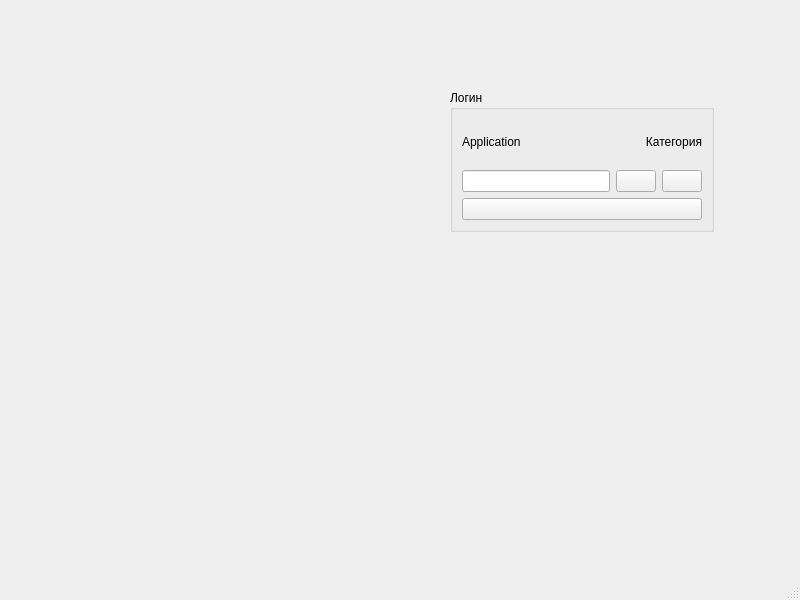
Qt form src/SKeyPassword/ui/test.ui (Syricoff/SKeyPassword) before a commit.
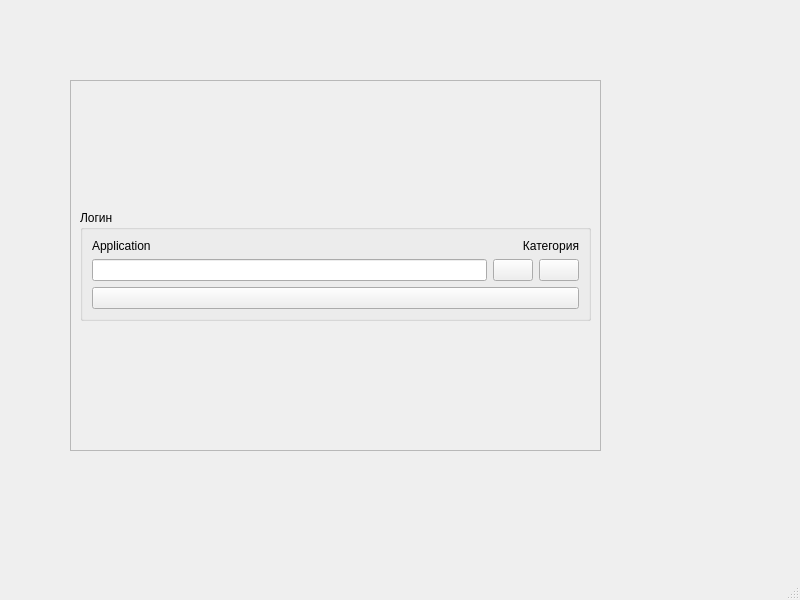
The same form after that commit. Icons and pictures are not drawn.

The edit to the form file:
```diff
--- a/src/SKeyPassword/ui/test.ui
+++ b/src/SKeyPassword/ui/test.ui
@@ -14,14 +14,35 @@
    <string>MainWindow</string>
   </property>
   <widget class="QWidget" name="centralwidget">
+   <widget class="QScrollArea" name="scrollArea">
+    <property name="geometry">
+     <rect>
+      <x>70</x>
+      <y>80</y>
+      <width>531</width>
+      <height>371</height>
+     </rect>
+    </property>
+    <property name="widgetResizable">
+     <bool>true</bool>
+    </property>
+    <widget class="QWidget" name="scrollAreaWidgetContents">
+     <property name="geometry">
+      <rect>
+       <x>0</x>
+       <y>0</y>
+       <width>529</width>
+       <height>369</height>
+      </rect>
+     </property>
+     <layout class="QGridLayout" name="gridLayout">
+      <item row="0" column="0">
    <widget class="QGroupBox" name="groupBox_3">
-    <property name="geometry">
-     <rect>
-      <x>450</x>
-      <y>90</y>
-      <width>264</width>
-      <height>142</height>
-     </rect>
+        <property name="sizePolicy">
+         <sizepolicy hsizetype="Preferred" vsizetype="Fixed">
+          <horstretch>0</horstretch>
+          <verstretch>0</verstretch>
+         </sizepolicy>
     </property>
     <property name="title">
      <string>Логин</string>
@@ -29,51 +50,21 @@
     <property name="checkable">
      <bool>false</bool>
     </property>
-    <layout class="QGridLayout" name="gridLayout">
-     <item row="1" column="0">
-      <layout class="QHBoxLayout" name="horizontalLayout_2">
+        <layout class="QVBoxLayout" name="verticalLayout_4">
        <item>
-        <widget class="QLineEdit" name="lineEdit_3"/>
-       </item>
+          <layout class="QVBoxLayout" name="verticalLayout_3">
        <item>
-        <widget class="QPushButton" name="pushButton_8">
-         <property name="text">
-          <string/>
-         </property>
-         <property name="icon">
-          <iconset>
-           <normaloff>../../../res/icons/filter.svg</normaloff>../../../res/icons/filter.svg</iconset>
-         </property>
-        </widget>
-       </item>
+            <layout class="QVBoxLayout" name="verticalLayout_2">
        <item>
-        <widget class="QPushButton" name="pushButton_9">
-         <property name="text">
-          <string/>
-         </property>
-         <property name="icon">
-          <iconset>
-           <normaloff>../../../res/icons/filter.svg</normaloff>../../../res/icons/filter.svg</iconset>
-         </property>
-        </widget>
-       </item>
-      </layout>
-     </item>
-     <item row="2" column="0">
-      <widget class="QPushButton" name="pushButton_10">
-       <property name="text">
-        <string/>
-       </property>
-       <property name="icon">
-        <iconset>
-         <normaloff>../../../res/icons/filter.svg</normaloff>../../../res/icons/filter.svg</iconset>
-       </property>
-      </widget>
-     </item>
-     <item row="0" column="0">
       <layout class="QHBoxLayout" name="horizontalLayout">
        <item>
         <widget class="QLabel" name="label_5">
+                 <property name="sizePolicy">
+                  <sizepolicy hsizetype="Preferred" vsizetype="Fixed">
+                   <horstretch>0</horstretch>
+                   <verstretch>0</verstretch>
+                  </sizepolicy>
+                 </property>
          <property name="text">
           <string>Application</string>
          </property>
@@ -81,6 +72,12 @@
        </item>
        <item>
         <widget class="QLabel" name="label_6">
+                 <property name="sizePolicy">
+                  <sizepolicy hsizetype="Preferred" vsizetype="Fixed">
+                   <horstretch>0</horstretch>
+                   <verstretch>0</verstretch>
+                  </sizepolicy>
+                 </property>
          <property name="text">
           <string>Категория</string>
          </property>
@@ -91,7 +88,55 @@
        </item>
       </layout>
      </item>
-    </layout>
+             <item>
+              <layout class="QHBoxLayout" name="horizontalLayout_2">
+               <item>
+                <widget class="QLineEdit" name="lineEdit_3"/>
+               </item>
+               <item>
+                <widget class="QPushButton" name="pushButton_8">
+                 <property name="text">
+                  <string/>
+                 </property>
+                 <property name="icon">
+                  <iconset>
+                   <normaloff>../../../res/icons/filter.svg</normaloff>../../../res/icons/filter.svg</iconset>
+                 </property>
+                </widget>
+               </item>
+               <item>
+                <widget class="QPushButton" name="pushButton_9">
+                 <property name="text">
+                  <string/>
+                 </property>
+                 <property name="icon">
+                  <iconset>
+                   <normaloff>../../../res/icons/filter.svg</normaloff>../../../res/icons/filter.svg</iconset>
+                 </property>
+                </widget>
+               </item>
+              </layout>
+             </item>
+            </layout>
+           </item>
+           <item>
+            <widget class="QPushButton" name="pushButton_10">
+             <property name="text">
+              <string/>
+             </property>
+             <property name="icon">
+              <iconset>
+               <normaloff>../../../res/icons/filter.svg</normaloff>../../../res/icons/filter.svg</iconset>
+             </property>
+            </widget>
+           </item>
+          </layout>
+         </item>
+        </layout>
+       </widget>
+      </item>
+     </layout>
+    </widget>
    </widget>
   </widget>
   <widget class="QMenuBar" name="menubar">
```
Lines whose indentation alone changed are shown as unchanged.
